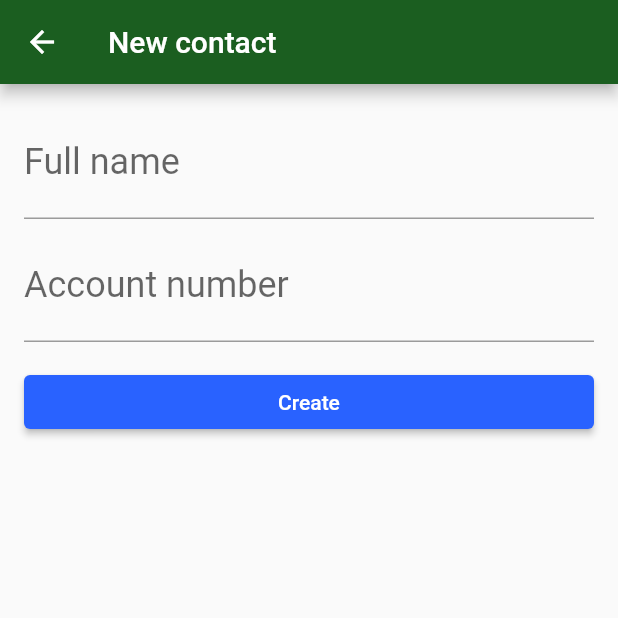
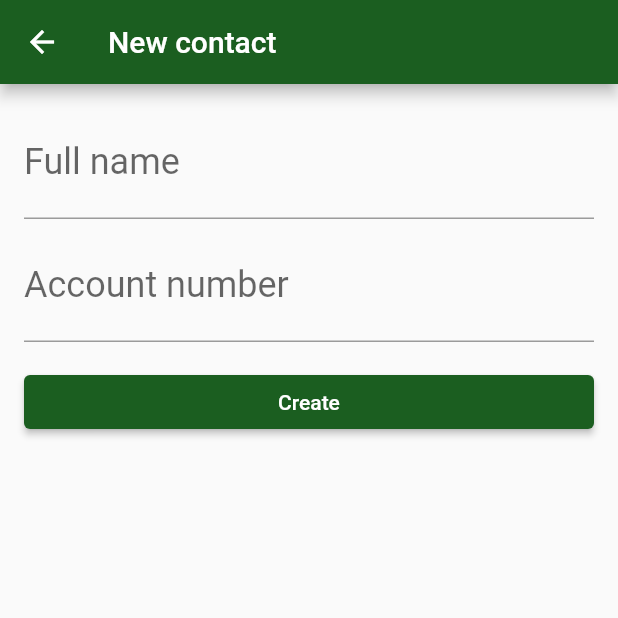
Before and after one commit to donPain/ByteBank, a Flutter app: the ContactForm screen opened directly, on a phone screen of 412 x 824 dp, the top half of it. Run offline on Flutter 3.47's test engine with Material 2 defaults, Android fonts, the phone set to English and light mode, and no system bars; our stand-ins replace sqflite; accounts and stored records are empty.

Commit message:
Mudando coisas para novo curso de webApi

```diff
--- a/lib/screens/contact_form.dart
+++ b/lib/screens/contact_form.dart
@@ -49,7 +49,7 @@ class _ContactFormState extends State<ContactForm> {
               padding: const EdgeInsets.only(top: 16.0),
               child: SizedBox(
                 width: double.maxFinite,
-                child: RaisedButton(
+                child: ElevatedButton(
                   child: Text('Create'),
                   onPressed: () {
                     final String name = _nameController.text;
@@ -58,6 +58,9 @@ class _ContactFormState extends State<ContactForm> {
                     final Contact newContact = Contact(0, name, accountNumber);
                     _dao.save(newContact).then((id) => Navigator.pop(context));
                   },
+                  style: ElevatedButton.styleFrom(
+                    primary: Colors.green[900],
+                  ),
                 ),
               ),
             )
```
